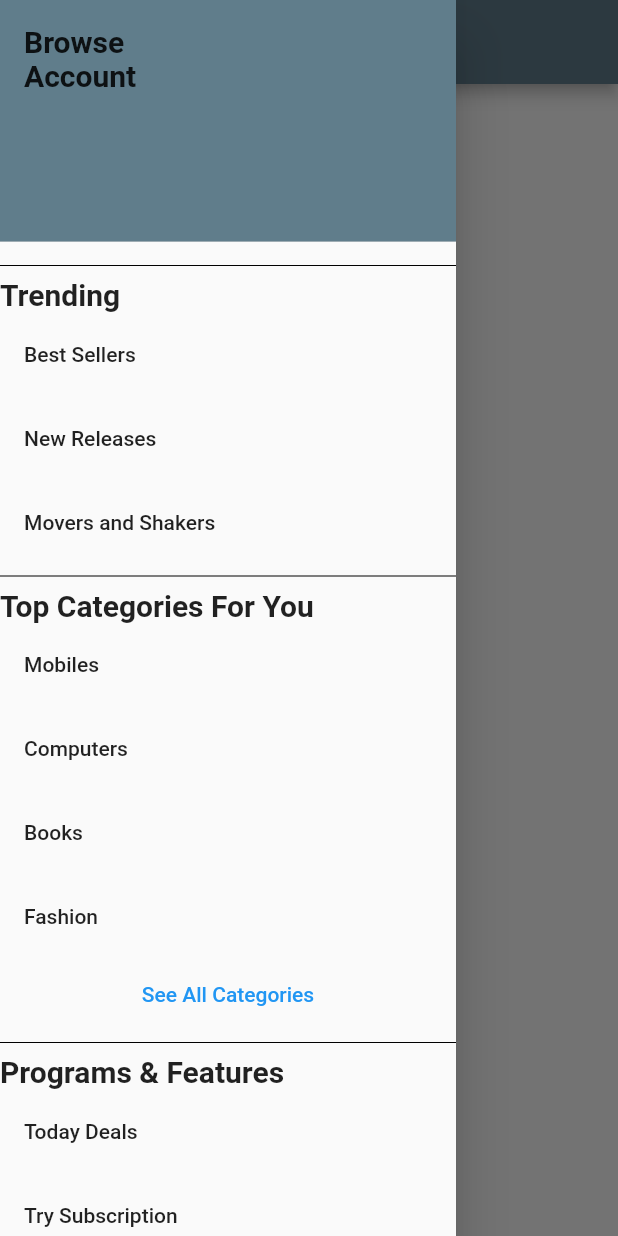
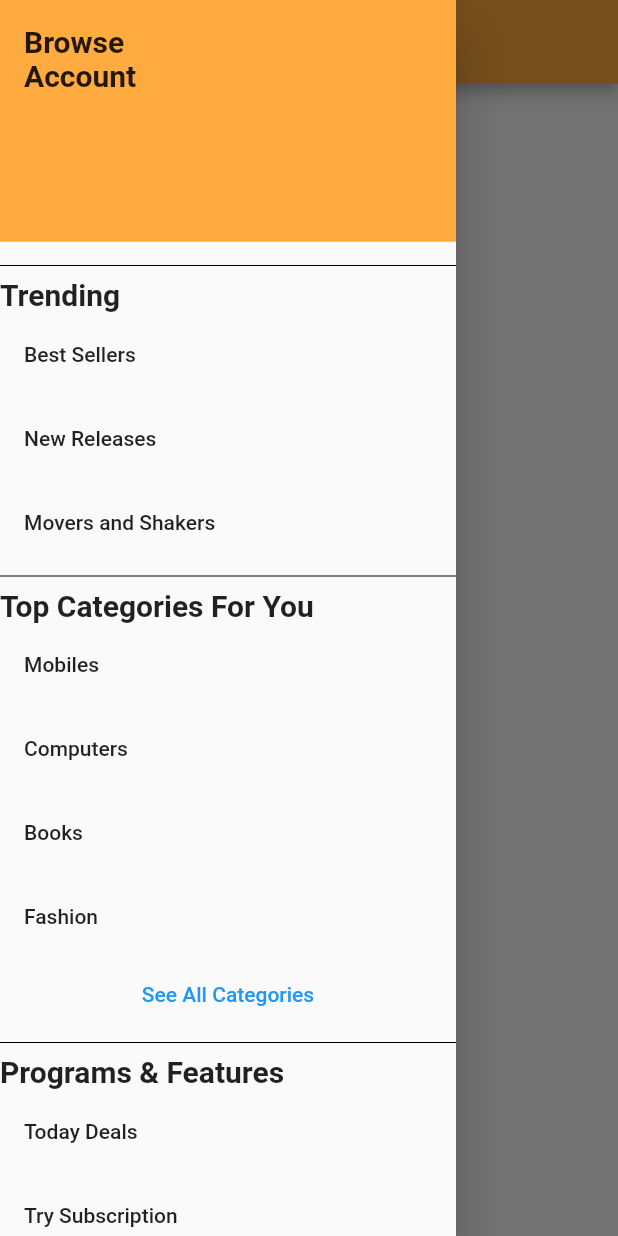
Before and after one commit to Sangro1/Flutter-Shopify, a Flutter app: the MyHomePage screen opened directly with empty values, with the side drawer open, on a phone screen of 412 x 824 dp. Run offline on Flutter 3.47's test engine with Material 2 defaults, Android fonts, the phone set to English and light mode, and no system bars; our stand-ins replace google_fonts.

```diff
--- a/lib/home_page.dart
+++ b/lib/home_page.dart
@@ -19,9 +19,9 @@ class _InboxPageState extends State<InboxPage> {
               backgroundColor: Colors.orange,
               bottom: TabBar(
                 tabs: [
-                  Tab(text: 'Messages',),
-                  Tab(text:'Taps',),
-                  Tab(text:'Albums',)
+                  Tab(text: 'Messages'),
+                  Tab(text:'Taps'),
+                  Tab(text:'Albums'),
                 ],
               ),
             ),
--- a/lib/main.dart
+++ b/lib/main.dart
@@ -16,9 +16,10 @@ class MyApp extends StatelessWidget {
       title: appTitle,
       color: Colors.orange,
 
-      //home: MyHomePage(title: appTitle,),
+      home: MyHomePage(title: appTitle,),
       //home: InboxPage(),
-      home: LoginPage(),
+      //home: LoginPage(),
+
     );
   }
 }
@@ -30,7 +31,7 @@ class MyHomePage extends StatelessWidget {
   Widget build(BuildContext context) {
     return Scaffold(
       appBar: AppBar(title: Text(title, style:GoogleFonts.acme()),
-        backgroundColor: Colors.blueGrey,
+        backgroundColor: Colors.orangeAccent,
       ),
 
       //Here Drawer scroll
@@ -40,7 +41,7 @@ class MyHomePage extends StatelessWidget {
           children: [
             const DrawerHeader(
               decoration: BoxDecoration(
-                color: Colors.blueGrey,
+                color: Colors.orangeAccent,
               ),
               child: Text('Browse\nAccount',
                 style:TextStyle(fontWeight:FontWeight.bold, fontSize: 20),),
@@ -119,6 +120,7 @@ class MyHomePage extends StatelessWidget {
         ),
       ),
 
+
     );
   }
 }
```
Also changed, not shown: lib/login_page.dart (+5 -4 lines).
